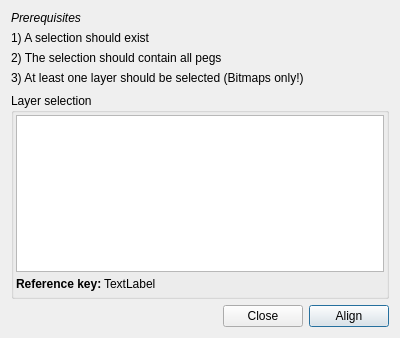
Old version of the form app/ui/pegbaralignmentdialog.ui in the repository pencil2d/pencil.
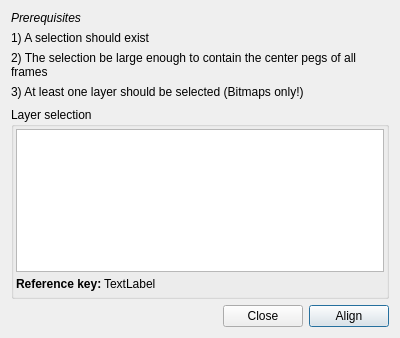
New version of the form. Icons and pictures are not drawn.

What changed in the file:
```diff
--- a/app/ui/pegbaralignmentdialog.ui
+++ b/app/ui/pegbaralignmentdialog.ui
@@ -45,9 +45,27 @@
       </widget>
      </item>
      <item>
-      <widget class="QLabel" name="label">
+      <widget class="QLabel" name="labelSelectAllFrames">
+       <property name="minimumSize">
+        <size>
+         <width>0</width>
+         <height>0</height>
+        </size>
+       </property>
+       <property name="lineWidth">
+        <number>1</number>
+       </property>
        <property name="text">
-        <string>2) The selection should contain all pegs</string>
+        <string>2) The selection be large enough to contain the center pegs of all frames</string>
+       </property>
+       <property name="wordWrap">
+        <bool>true</bool>
+       </property>
+       <property name="margin">
+        <number>0</number>
+       </property>
+       <property name="indent">
+        <number>-1</number>
        </property>
       </widget>
      </item>
@@ -56,6 +74,9 @@
        <property name="text">
         <string>3) At least one layer should be selected (Bitmaps only!)</string>
        </property>
+       <property name="wordWrap">
+        <bool>true</bool>
+       </property>
       </widget>
      </item>
     </layout>
```
